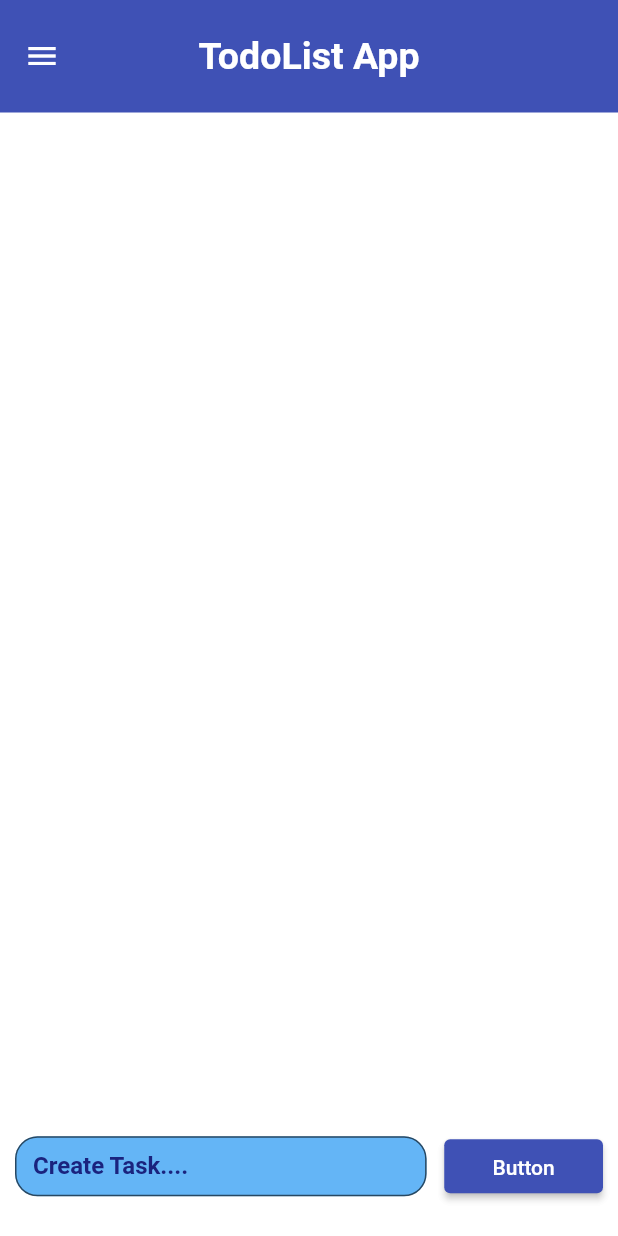
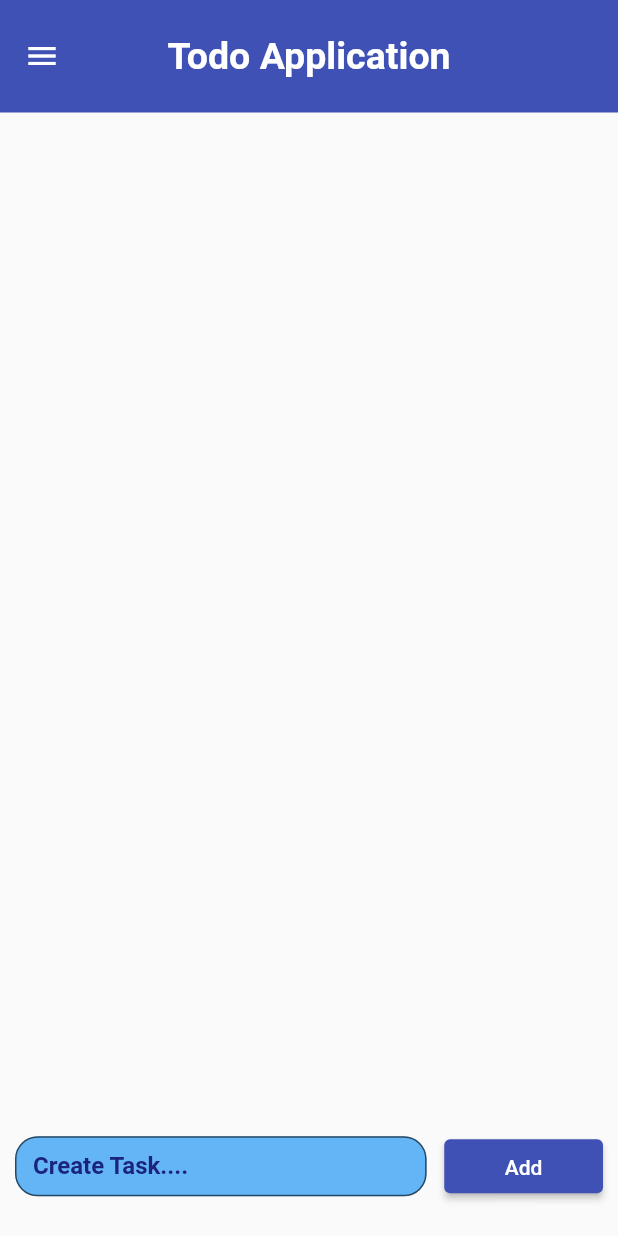
Before and after one commit to shuvosonjoy/Flutter_Application, a Flutter app: the screen it shows after launch, on a phone screen of 412 x 824 dp. Run offline on Flutter 3.47's test engine with Material 2 defaults, Android fonts, the phone set to English and light mode, and no system bars.

Commit message:
todo-list

```diff
--- a/analysis_options.yaml
+++ b/analysis_options.yaml
@@ -21,7 +21,8 @@ linter:
   # or a specific dart file by using the `// ignore: name_of_lint` and
   # `// ignore_for_file: name_of_lint` syntax on the line or in the file
   # producing the lint.
-  rules:
+  rules
+  prefer_const_constructors:false
     # avoid_print: false  # Uncomment to disable the `avoid_print` rule
     # prefer_single_quotes: true  # Uncomment to enable the `prefer_single_quotes` rule
 
--- a/lib/main.dart
+++ b/lib/main.dart
@@ -10,64 +10,60 @@ class MyApp extends StatelessWidget {
   @override
   Widget build(BuildContext context) {
     return MaterialApp(
+      home: HomeScreen(),
       debugShowCheckedModeBanner: false,
-      home: TodoPage(),
       theme: ThemeData(primarySwatch: Colors.indigo),
     );
   }
 }
 
-class TodoPage extends StatefulWidget {
-  const TodoPage({super.key});
+class HomeScreen extends StatefulWidget {
+  const HomeScreen({super.key});
 
   @override
-  State<TodoPage> createState() => _TodoPageState();
+  State<HomeScreen> createState() => _HomeScreenState();
 }
 
-class _TodoPageState extends State<TodoPage> {
-
-
-  List todolist = [];
+class _HomeScreenState extends State<HomeScreen> {
+  List todoList = [];
   String singlevalue = "";
 
-  addstring(content) {
+  addString(content) {
     setState(() {
       singlevalue = content;
     });
   }
 
-  addlist() {
+  addList() {
     setState(() {
-      todolist.add({"item": singlevalue});
+      todoList.add({"value": singlevalue});
     });
   }
 
-  RemoveItem(index) {
+  deleteItem(index) {
     setState(() {
-      todolist.removeAt(index);
+      todoList.removeAt(index);
     });
   }
-
-
-
 
   @override
   Widget build(BuildContext context) {
     return Scaffold(
-      backgroundColor: Colors.white54,
       appBar: AppBar(
-        leading: Icon(Icons.menu),
-        elevation: 0,
-        toolbarHeight: 75,
         title: Text(
-          "TodoList App",
+          "Todo Application",
           style: TextStyle(
-            color: Colors.white,
+            fontWeight: FontWeight.bold,
             fontSize: 25,
-            fontWeight: FontWeight.bold,
           ),
         ),
         centerTitle: true,
+        toolbarHeight: 75,
+        leading: IconButton(
+          icon: Icon(Icons.menu),
+          onPressed: () {},
+        ),
+        elevation: 0,
       ),
       body: Container(
         margin: EdgeInsets.all(10),
@@ -76,118 +72,99 @@ class _TodoPageState extends State<TodoPage> {
             Expanded(
               flex: 90,
               child: ListView.builder(
-                    itemCount: todolist.length,
+                  itemCount: todoList.length,
                   itemBuilder: (context, index) {
                     return Card(
                       shape: RoundedRectangleBorder(
                         borderRadius: BorderRadius.circular(15),
                       ),
-                        // elevation: 50,
                       color: Colors.blue[900],
                       child: SizedBox(
-
                         height: 50,
                         width: double.infinity,
-
-                            child:Container(
+                        child: Container(
                           margin: EdgeInsets.only(left: 20),
                           alignment: Alignment.center,
                           padding: EdgeInsets.all(10),
                           child: Row(
                             children: [
                               Expanded(
-                                      flex: 8,
+                                flex: 80,
                                 child: Text(
-                                        todolist[index]['item'].toString(),
+                                  todoList[index]['value'].toString(),
                                   style: TextStyle(
                                     color: Colors.white,
-                                            fontWeight: FontWeight.bold),
-                                      )),
+                                    fontWeight: FontWeight.bold,
+                                  ),
+                                ),
+                              ),
                               Expanded(
-                                    flex: 2,
+                                  flex: 20,
                                   child: CircleAvatar(
-
                                     radius: 30,
                                     backgroundColor: Colors.white,
                                     child: TextButton(
                                       onPressed: () {
-                                          RemoveItem(index);
+                                        deleteItem(index);
                                       },
                                       child: Icon(
                                         Icons.delete,
                                         color: Colors.black,
                                       ),
                                     ),
+                                  )),
+                            ],
                           ),
                         ),
-
-                                ],
-                              ),
-                            )
                       ),
                     );
                   }),
-
-
             ),
             Expanded(
                 flex: 10,
-                child: Container(
                 child: Row(
                   children: [
                     Expanded(
                       flex: 70,
                       child: Container(
                         height: 40,
-                            width: double.infinity,
                         child: TextFormField(
                           onChanged: (content) {
-                                addstring(content);
+                            addString(content);
                           },
-
                           decoration: InputDecoration(
+                              border: OutlineInputBorder(
+                                borderRadius: BorderRadius.circular(15),
+                              ),
+                              fillColor: Colors.blue[300],
+                              filled: true,
                               labelText: 'Create Task....',
                               labelStyle: TextStyle(
                                 color: Colors.indigo[900],
-                              fontWeight: FontWeight.bold
+                                fontWeight: FontWeight.bold,
+                              )),
                         ),
-                            fillColor: Colors.blue[300],
-                            filled: true,
-
-                            border: OutlineInputBorder(borderRadius: BorderRadius.circular(15)),
                       ),
-
-
                     ),
+                    Expanded(
+                        flex: 3,
+                        child: SizedBox(
+                          width: 5,
                         )),
                     Expanded(
-                           flex: 3,
+                        flex: 27,
+                        child: ElevatedButton(
+                          onPressed: () {
+                            addList();
+                          },
                           child: Container(
-
-                           ),
-
-                       ),
-
-                      Expanded(
-                        flex: 27,
-                        child: ElevatedButton(onPressed: (){
-
-
-                          addlist();
-                        },
-                            child:Container(
                               height: 15,
                               width: double.infinity,
                               alignment: Alignment.center,
-                              child: Text("Button"),
-                            ),
-
-                      ),
-                      ),
+                              child: Text("Add")),
+                        )),
                   ],
-                  ),
-                ),
-            ),
+                )),
           ],
         ),
       ),
```
Lines whose indentation alone changed are shown as unchanged.
